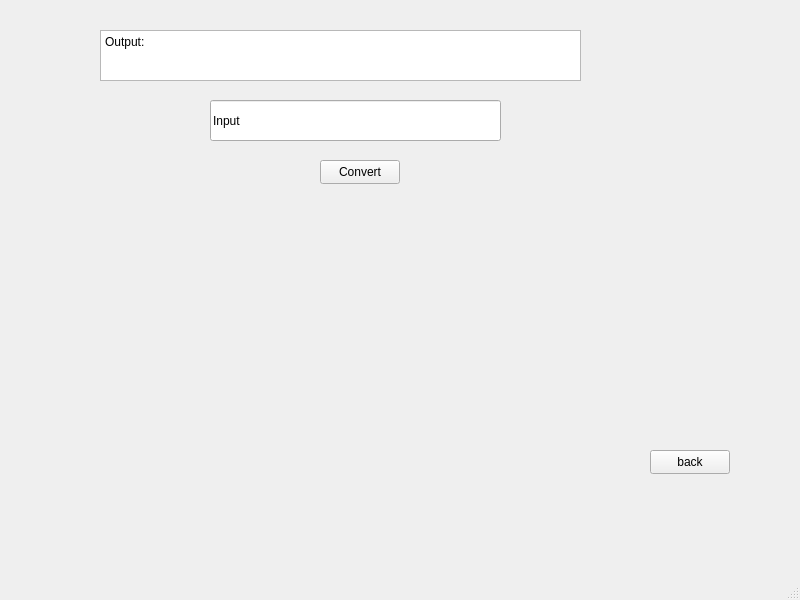
Above: nameconvertormainwindow.ui from talha1230/Hello_World_Calculator before the change. Below: the same form after it.
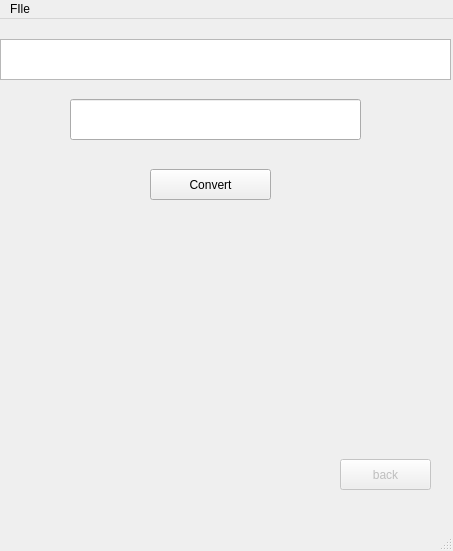
That is the form after the change.

```diff
--- a/nameconvertormainwindow.ui
+++ b/nameconvertormainwindow.ui
@@ -6,21 +6,48 @@
    <rect>
     <x>0</x>
     <y>0</y>
-    <width>800</width>
-    <height>600</height>
+    <width>453</width>
+    <height>551</height>
    </rect>
   </property>
+  <property name="sizePolicy">
+   <sizepolicy hsizetype="Preferred" vsizetype="Preferred">
+    <horstretch>0</horstretch>
+    <verstretch>0</verstretch>
+   </sizepolicy>
+  </property>
+  <property name="minimumSize">
+   <size>
+    <width>0</width>
+    <height>75</height>
+   </size>
+  </property>
+  <property name="maximumSize">
+   <size>
+    <width>16777215</width>
+    <height>16777215</height>
+   </size>
+  </property>
+  <property name="sizeIncrement">
+   <size>
+    <width>0</width>
+    <height>0</height>
+   </size>
+  </property>
   <property name="windowTitle">
    <string>MainWindow</string>
   </property>
   <widget class="QWidget" name="centralwidget">
    <widget class="QPushButton" name="convertButton">
+    <property name="enabled">
+     <bool>true</bool>
+    </property>
     <property name="geometry">
      <rect>
-      <x>320</x>
-      <y>160</y>
-      <width>80</width>
-      <height>24</height>
+      <x>150</x>
+      <y>150</y>
+      <width>121</width>
+      <height>31</height>
      </rect>
     </property>
     <property name="text">
@@ -28,48 +55,69 @@
     </property>
    </widget>
    <widget class="QPushButton" name="backButton">
+    <property name="enabled">
+     <bool>false</bool>
+    </property>
     <property name="geometry">
      <rect>
-      <x>650</x>
-      <y>450</y>
-      <width>80</width>
-      <height>24</height>
+      <x>340</x>
+      <y>440</y>
+      <width>91</width>
+      <height>31</height>
      </rect>
     </property>
     <property name="text">
      <string>back</string>
     </property>
    </widget>
-   <widget class="QPlainTextEdit" name="label_ASCIIResult">
-    <property name="geometry">
-     <rect>
-      <x>100</x>
-      <y>30</y>
-      <width>481</width>
-      <height>51</height>
-     </rect>
-    </property>
-    <property name="verticalScrollBarPolicy">
-     <enum>Qt::ScrollBarAlwaysOff</enum>
-    </property>
-    <property name="horizontalScrollBarPolicy">
-     <enum>Qt::ScrollBarAlwaysOff</enum>
-    </property>
-    <property name="plainText">
-     <string>Output:</string>
-    </property>
-   </widget>
    <widget class="QLineEdit" name="lineEdit_name">
     <property name="geometry">
      <rect>
-      <x>210</x>
-      <y>100</y>
+      <x>70</x>
+      <y>80</y>
       <width>291</width>
       <height>41</height>
      </rect>
     </property>
+    <property name="sizePolicy">
+     <sizepolicy hsizetype="Preferred" vsizetype="Fixed">
+      <horstretch>0</horstretch>
+      <verstretch>0</verstretch>
+     </sizepolicy>
+    </property>
     <property name="text">
-     <string>Input</string>
+     <string/>
+    </property>
+   </widget>
+   <widget class="QTextEdit" name="label_ASCIIResult">
+    <property name="geometry">
+     <rect>
+      <x>0</x>
+      <y>20</y>
+      <width>451</width>
+      <height>41</height>
+     </rect>
+    </property>
+    <property name="sizePolicy">
+     <sizepolicy hsizetype="Preferred" vsizetype="Fixed">
+      <horstretch>0</horstretch>
+      <verstretch>0</verstretch>
+     </sizepolicy>
+    </property>
+    <property name="maximumSize">
+     <size>
+      <width>16777215</width>
+      <height>16777215</height>
+     </size>
+    </property>
+    <property name="mouseTracking">
+     <bool>false</bool>
+    </property>
+    <property name="acceptDrops">
+     <bool>false</bool>
+    </property>
+    <property name="tabChangesFocus">
+     <bool>true</bool>
     </property>
    </widget>
   </widget>
@@ -78,10 +126,23 @@
     <rect>
      <x>0</x>
      <y>0</y>
-     <width>800</width>
+     <width>453</width>
      <height>22</height>
     </rect>
    </property>
+   <widget class="QMenu" name="menuFIle">
+    <property name="title">
+     <string>FIle</string>
+    </property>
+    <widget class="QMenu" name="menuTheme">
+     <property name="title">
+      <string>Theme</string>
+     </property>
+     <addaction name="actiontheme2_png"/>
+    </widget>
+    <addaction name="menuTheme"/>
+   </widget>
+   <addaction name="menuFIle"/>
   </widget>
   <widget class="QStatusBar" name="statusbar"/>
  </widget>
```
Left out of the diff: 7 changed lines with no effect on the pictures.
